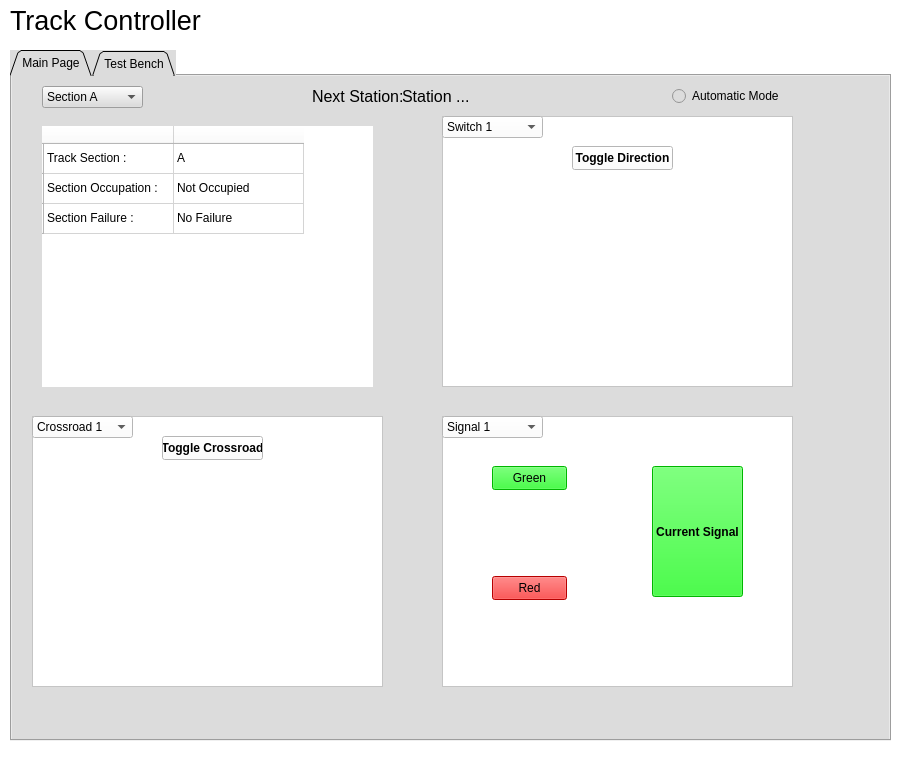
The window that TrackControllerSw/TrackController.ui (cerfort2/1140) describes before a commit, drawn with Qt 5.
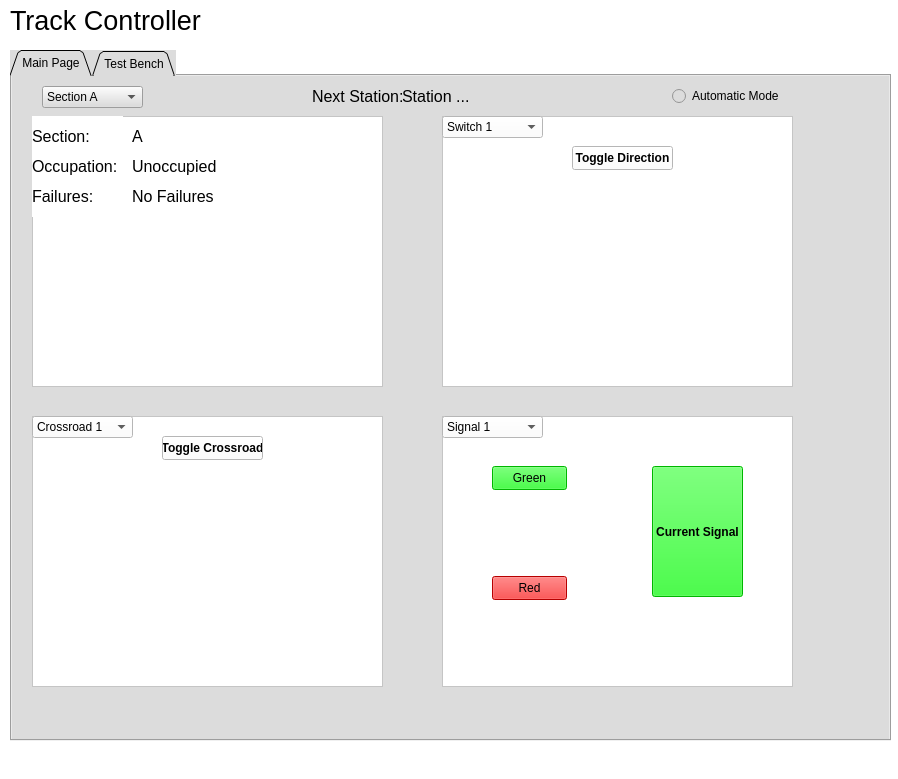
The same window after the commit. Icons and pictures are not drawn.

What changed in the file:
```diff
--- a/TrackControllerSw/TrackController.ui
+++ b/TrackControllerSw/TrackController.ui
@@ -69,89 +69,6 @@
      <attribute name="title">
       <string>Main Page</string>
      </attribute>
-     <widget class="QTableWidget" name="sectionData">
-      <property name="geometry">
-       <rect>
-        <x>30</x>
-        <y>50</y>
-        <width>331</width>
-        <height>261</height>
-       </rect>
-      </property>
-      <property name="styleSheet">
-       <string notr="true">background-color: rgb(255, 255, 255);</string>
-      </property>
-      <property name="frameShape">
-       <enum>QFrame::NoFrame</enum>
-      </property>
-      <property name="lineWidth">
-       <number>2</number>
-      </property>
-      <property name="midLineWidth">
-       <number>2</number>
-      </property>
-      <attribute name="horizontalHeaderMinimumSectionSize">
-       <number>39</number>
-      </attribute>
-      <attribute name="horizontalHeaderDefaultSectionSize">
-       <number>130</number>
-      </attribute>
-      <row>
-       <property name="text">
-        <string/>
-       </property>
-      </row>
-      <row>
-       <property name="text">
-        <string/>
-       </property>
-      </row>
-      <row>
-       <property name="text">
-        <string/>
-       </property>
-      </row>
-      <column>
-       <property name="text">
-        <string/>
-       </property>
-      </column>
-      <column>
-       <property name="text">
-        <string/>
-       </property>
-      </column>
-      <item row="0" column="0">
-       <property name="text">
-        <string>Track Section :</string>
-       </property>
-      </item>
-      <item row="0" column="1">
-       <property name="text">
-        <string>A</string>
-       </property>
-      </item>
-      <item row="1" column="0">
-       <property name="text">
-        <string>Section Occupation :</string>
-       </property>
-      </item>
-      <item row="1" column="1">
-       <property name="text">
-        <string>Not Occupied</string>
-       </property>
-      </item>
-      <item row="2" column="0">
-       <property name="text">
-        <string>Section Failure :</string>
-       </property>
-      </item>
-      <item row="2" column="1">
-       <property name="text">
-        <string>No Failure</string>
-       </property>
-      </item>
-     </widget>
      <widget class="QComboBox" name="section">
       <property name="geometry">
        <rect>
@@ -471,14 +388,186 @@
        <string>Next Station:</string>
       </property>
      </widget>
+     <widget class="QFrame" name="dataFrame">
+      <property name="geometry">
+       <rect>
+        <x>20</x>
+        <y>40</y>
+        <width>351</width>
+        <height>271</height>
+       </rect>
+      </property>
+      <property name="styleSheet">
+       <string notr="true">background-color: rgb(255, 255, 255);</string>
+      </property>
+      <property name="frameShape">
+       <enum>QFrame::StyledPanel</enum>
+      </property>
+      <property name="frameShadow">
+       <enum>QFrame::Raised</enum>
+      </property>
+      <widget class="QLabel" name="sectionData">
+       <property name="geometry">
+        <rect>
+         <x>100</x>
+         <y>10</y>
+         <width>91</width>
+         <height>21</height>
+        </rect>
+       </property>
+       <property name="font">
+        <font>
+         <pointsize>12</pointsize>
+        </font>
+       </property>
+       <property name="styleSheet">
+        <string notr="true">border-color: rgb(0, 0, 0);</string>
+       </property>
+       <property name="lineWidth">
+        <number>1</number>
+       </property>
+       <property name="midLineWidth">
+        <number>0</number>
+       </property>
+       <property name="text">
+        <string>A</string>
+       </property>
+      </widget>
+      <widget class="QLabel" name="secLab">
+       <property name="geometry">
+        <rect>
+         <x>0</x>
+         <y>0</y>
+         <width>91</width>
+         <height>41</height>
+        </rect>
+       </property>
+       <property name="font">
+        <font>
+         <pointsize>12</pointsize>
+        </font>
+       </property>
+       <property name="lineWidth">
+        <number>1</number>
+       </property>
+       <property name="midLineWidth">
+        <number>0</number>
+       </property>
+       <property name="text">
+        <string>Section:</string>
+       </property>
+      </widget>
+      <widget class="QLabel" name="occupationData">
+       <property name="geometry">
+        <rect>
+         <x>100</x>
+         <y>40</y>
+         <width>91</width>
+         <height>21</height>
+        </rect>
+       </property>
+       <property name="font">
+        <font>
+         <pointsize>12</pointsize>
+        </font>
+       </property>
+       <property name="styleSheet">
+        <string notr="true">border-color: rgb(0, 0, 0);</string>
+       </property>
+       <property name="lineWidth">
+        <number>1</number>
+       </property>
+       <property name="midLineWidth">
+        <number>0</number>
+       </property>
+       <property name="text">
+        <string>Unoccupied</string>
+       </property>
+      </widget>
+      <widget class="QLabel" name="occLab">
+       <property name="geometry">
+        <rect>
+         <x>0</x>
+         <y>30</y>
+         <width>91</width>
+         <height>41</height>
+        </rect>
+       </property>
+       <property name="font">
+        <font>
+         <pointsize>12</pointsize>
+        </font>
+       </property>
+       <property name="lineWidth">
+        <number>1</number>
+       </property>
+       <property name="midLineWidth">
+        <number>0</number>
+       </property>
+       <property name="text">
+        <string>Occupation:</string>
+       </property>
+      </widget>
+      <widget class="QLabel" name="failData">
+       <property name="geometry">
+        <rect>
+         <x>100</x>
+         <y>70</y>
+         <width>91</width>
+         <height>21</height>
+        </rect>
+       </property>
+       <property name="font">
+        <font>
+         <pointsize>12</pointsize>
+        </font>
+       </property>
+       <property name="styleSheet">
+        <string notr="true">border-color: rgb(0, 0, 0);</string>
+       </property>
+       <property name="lineWidth">
+        <number>1</number>
+       </property>
+       <property name="midLineWidth">
+        <number>0</number>
+       </property>
+       <property name="text">
+        <string>No Failures</string>
+       </property>
+      </widget>
+      <widget class="QLabel" name="faiLab">
+       <property name="geometry">
+        <rect>
+         <x>0</x>
+         <y>60</y>
+         <width>91</width>
+         <height>41</height>
+        </rect>
+       </property>
+       <property name="font">
+        <font>
+         <pointsize>12</pointsize>
+        </font>
+       </property>
+       <property name="lineWidth">
+        <number>1</number>
+       </property>
+       <property name="midLineWidth">
+        <number>0</number>
+       </property>
+       <property name="text">
+        <string>Failures:</string>
+       </property>
+      </widget>
+     </widget>
      <zorder>switchFrame</zorder>
-     <zorder>sectionData</zorder>
      <zorder>section</zorder>
      <zorder>crossroadFrame</zorder>
      <zorder>signalFrame</zorder>
      <zorder>modeButton</zorder>
      <zorder>nextStation</zorder>
      <zorder>statText</zorder>
+     <zorder>dataFrame</zorder>
     </widget>
     <widget class="QWidget" name="testBench">
      <attribute name="title">
```
